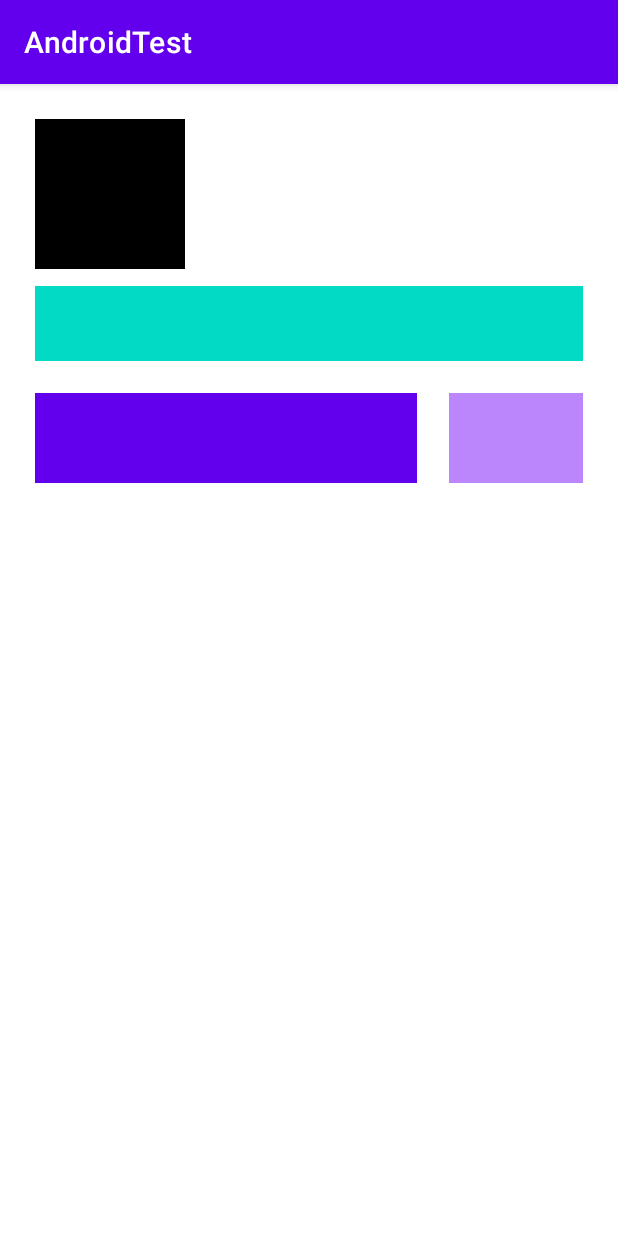
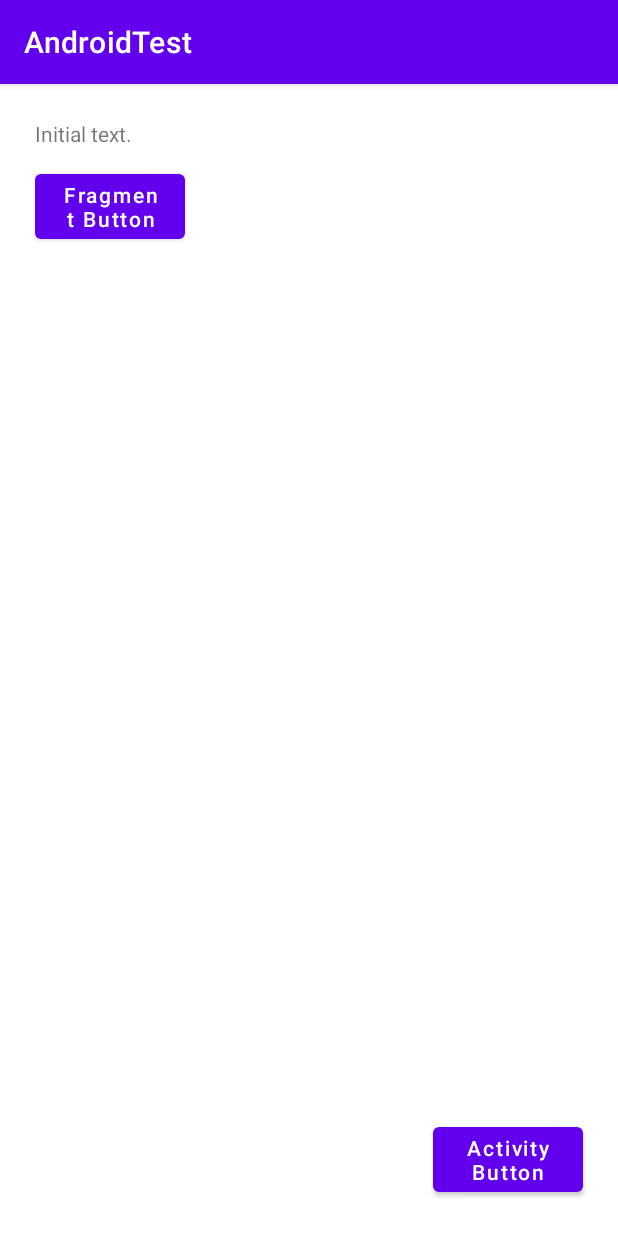
Before and after one commit to wakizaka24/AndroidTest, an Android app: the screen it shows after launch (LinearLayoutTestActivity before the commit, FragmentTestActivity after it), on a phone screen of 412 x 824 dp. Run offline under Robolectric (Android 15) with nearby library versions, the phone set to English and light mode, and no system bars.

Commit message:
a-1-1-3.FragmentのXML

```diff
--- a/app/src/main/AndroidManifest.xml
+++ b/app/src/main/AndroidManifest.xml
@@ -10,7 +10,7 @@
         android:supportsRtl="true"
         android:theme="@style/Theme.AndroidTest">
         <activity
-            android:name=".LinearLayoutTestActivity"
+            android:name=".FragmentTestActivity"
             android:exported="true">
             <intent-filter>
                 <action android:name="android.intent.action.MAIN" />
--- /dev/null
+++ b/app/src/main/java/com/example/androidtest/FragmentTestActivity.kt
@@ -0,0 +1,57 @@
+package com.example.androidtest
+
+import android.annotation.SuppressLint
+import androidx.appcompat.app.AppCompatActivity
+import android.os.Bundle
+import android.widget.Button
+import android.widget.TextView
+import androidx.fragment.app.FragmentContainerView
+
+class FragmentTestActivity : AppCompatActivity(), TestFragment.OnButtonClickListener {
+    lateinit var fragmentContainerView: FragmentContainerView
+    lateinit var text: TextView
+
+    @SuppressLint("SetTextI18n")
+    override fun onCreate(savedInstanceState: Bundle?) {
+        super.onCreate(savedInstanceState)
+        setContentView(R.layout.activity_fragment_test)
+
+        /*
+            4. ActivityからFragmentの呼び出しにパラメーターを追加できるか。
+            ・可能でした。
+         */
+
+        val fragment = TestFragment()
+        val args = Bundle()
+        args.putString("string_arg", "Initial text.")
+        //args.putInt("int_arg", 33)
+        fragment.setArguments(args)
+        val transaction = supportFragmentManager.beginTransaction()
+        transaction.add(R.id.fragmentContainerView, fragment)
+        transaction.commit()
+
+        fragmentContainerView = findViewById(R.id.fragmentContainerView)
+        findViewById<Button>(R.id.button1).setOnClickListener {
+            text.setText("Activity event.")
+        }
+    }
+
+    /*
+        3. ActivityからのイベントをFragmentで受け取れるか。
+        ・可能でした。
+     */
+
+    override fun onTestFragmentViewCreated() {
+        text = fragmentContainerView.findViewById(R.id.textView1)
+    }
+
+    /*
+        2. Activityに配置したFragmentのイベントをActivityで受け取れるか。
+        ・可能でした。
+     */
+
+    @SuppressLint("SetTextI18n")
+    override fun onTestFragmentButtonClicked() {
+        text.setText("Fragment event.")
+    }
+}
--- /dev/null
+++ b/app/src/main/java/com/example/androidtest/TestFragment.kt
@@ -0,0 +1,45 @@
+package com.example.androidtest
+
+import android.annotation.SuppressLint
+import android.os.Bundle
+import android.view.LayoutInflater
+import android.view.View
+import android.view.ViewGroup
+import android.widget.Button
+import android.widget.TextView
+import androidx.fragment.app.Fragment
+
+class TestFragment : Fragment() {
+    interface OnButtonClickListener {
+        fun onTestFragmentViewCreated()
+        fun onTestFragmentButtonClicked()
+    }
+
+    override fun onCreateView(inflater: LayoutInflater,
+                              container: ViewGroup?,
+                              savedInstanceState: Bundle?): View {
+        super.onCreateView(inflater, container, savedInstanceState)
+        return inflater.inflate(R.layout.fragment_test, container,
+            false)
+    }
+
+    @SuppressLint("SetTextI18n")
+    override fun onViewCreated(view: View, savedInstanceState: Bundle?) {
+        super.onViewCreated(view, savedInstanceState)
+
+        val args = arguments
+        args ?: return
+
+        val stringArg = args.getString("string_arg")
+        //val intArg = args.getInt("int_arg")
+
+        val listener = context as? OnButtonClickListener
+        listener?.onTestFragmentViewCreated()
+
+        val textView = view.findViewById<TextView>(R.id.textView1)
+        textView.setText(stringArg)
+        view.findViewById<Button>(R.id.button1).setOnClickListener {
+            listener?.onTestFragmentButtonClicked()
+        }
+    }
+}
--- a/app/src/main/res/layout/activity_constraint_layout_test.xml
+++ b/app/src/main/res/layout/activity_constraint_layout_test.xml
@@ -1,5 +1,6 @@
 <?xml version="1.0" encoding="utf-8"?>
-<androidx.constraintlayout.widget.ConstraintLayout xmlns:android="http://schemas.android.com/apk/res/android"
+<androidx.constraintlayout.widget.ConstraintLayout
+    xmlns:android="http://schemas.android.com/apk/res/android"
     xmlns:app="http://schemas.android.com/apk/res-auto"
     xmlns:tools="http://schemas.android.com/tools"
     android:layout_width="match_parent"
--- /dev/null
+++ b/app/src/main/res/layout/activity_fragment_test.xml
@@ -0,0 +1,46 @@
+<?xml version="1.0" encoding="utf-8"?>
+<androidx.constraintlayout.widget.ConstraintLayout
+    xmlns:android="http://schemas.android.com/apk/res/android"
+    xmlns:app="http://schemas.android.com/apk/res-auto"
+    xmlns:tools="http://schemas.android.com/tools"
+    android:layout_width="match_parent"
+    android:layout_height="match_parent"
+    tools:context=".FragmentTestActivity">
+
+    <!--
+        1. ActivityにFragmentで定義したXMLを組み込めるか。
+        ・可能でした。
+    -->
+
+    <!--
+        android:name="com.example.androidtest.TestFragment"
+        でデフォルトのフラグメントを設定することができる。
+    -->
+
+    <androidx.fragment.app.FragmentContainerView
+        android:id="@+id/fragmentContainerView"
+        android:layout_width="match_parent"
+        android:layout_height="match_parent"
+        app:layout_constraintLeft_toLeftOf="parent"
+        app:layout_constraintRight_toRightOf="parent"
+        app:layout_constraintTop_toTopOf="parent"
+        app:layout_constraintBottom_toBottomOf="parent"
+        android:layout_marginStart="23dp"
+        android:layout_marginEnd="23dp"
+        android:layout_marginTop="23dp"
+        android:layout_marginBottom="23dp">
+    </androidx.fragment.app.FragmentContainerView>
+
+    <Button
+        android:id="@+id/button1"
+        android:layout_width="100dp"
+        android:layout_height="wrap_content"
+        android:text="Activity Button"
+        android:textAllCaps="false"
+        app:layout_constraintRight_toRightOf="parent"
+        app:layout_constraintBottom_toBottomOf="parent"
+        android:layout_marginEnd="23dp"
+        android:layout_marginBottom="23dp"
+        tools:ignore="HardcodedText"
+        />
+</androidx.constraintlayout.widget.ConstraintLayout>
--- /dev/null
+++ b/app/src/main/res/layout/fragment_test.xml
@@ -0,0 +1,28 @@
+<?xml version="1.0" encoding="utf-8"?>
+<androidx.constraintlayout.widget.ConstraintLayout
+    xmlns:android="http://schemas.android.com/apk/res/android"
+    xmlns:app="http://schemas.android.com/apk/res-auto"
+    xmlns:tools="http://schemas.android.com/tools"
+    android:layout_width="match_parent"
+    android:layout_height="match_parent">
+
+    <TextView
+        android:id="@+id/textView1"
+        android:layout_width="100dp"
+        android:layout_height="wrap_content"
+        android:text="TextView"
+        app:layout_constraintLeft_toLeftOf="parent"
+        app:layout_constraintTop_toTopOf="parent"
+        tools:ignore="HardcodedText" />
+
+    <Button
+        android:id="@+id/button1"
+        android:layout_width="100dp"
+        android:layout_height="wrap_content"
+        android:text="Fragment Button"
+        android:textAllCaps="false"
+        app:layout_constraintLeft_toLeftOf="parent"
+        app:layout_constraintTop_toBottomOf="@id/textView1"
+        android:layout_marginTop="11dp"
+        tools:ignore="HardcodedText" />
+</androidx.constraintlayout.widget.ConstraintLayout>
```
Also changed, not shown: app/src/main/res/layout/activity_liner_layout_test.xml (+117 -33 lines).
